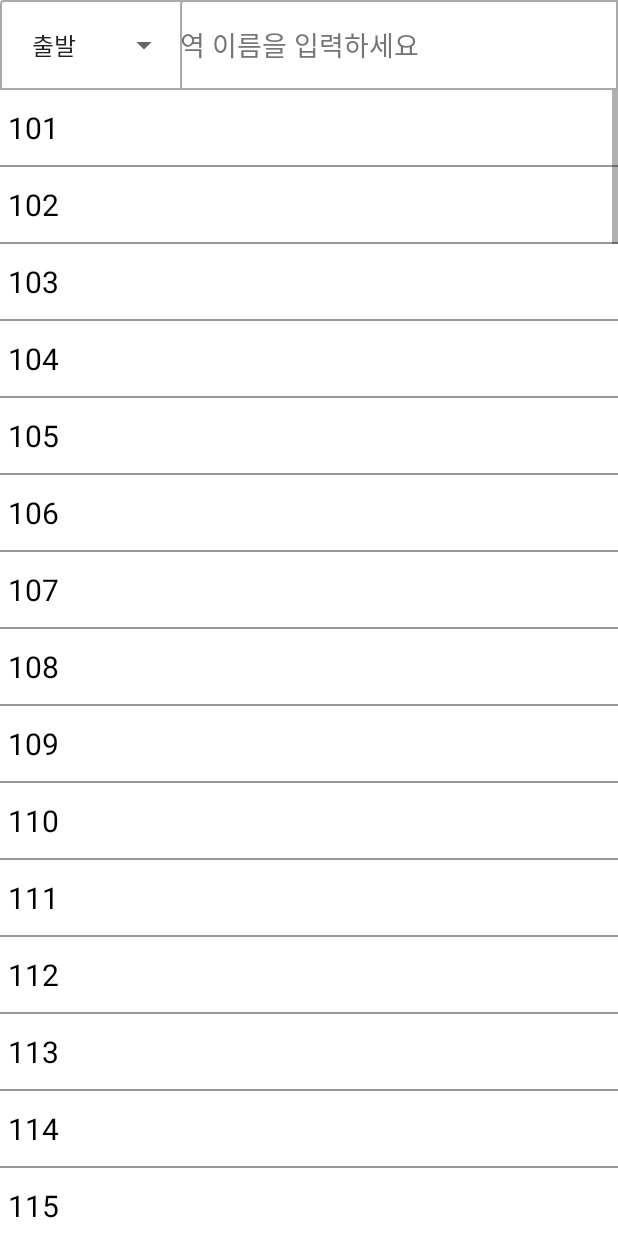
After one commit to PastPerson/MyeongRail, an Android app: the Search screen opened directly, with no data from a screen before it, on a phone screen of 412 x 824 dp. The commit adds this screen. Run offline under Robolectric (Android 15) with nearby library versions, the phone set to English and light mode, and no system bars.

Commit message:
search_bugfix&add_spinner
버그 고치고 스피너기능 추가

```diff
--- /dev/null
+++ b/teamproject/app/src/main/java/com/example/teamproject/Search.java
@@ -0,0 +1,156 @@
+package com.example.teamproject;
+
+import android.content.Intent;
+import android.os.Bundle;
+import android.text.Editable;
+import android.text.TextWatcher;
+import android.util.Log;
+import android.view.KeyEvent;
+import android.view.View;
+import android.view.inputmethod.EditorInfo;
+import android.widget.AdapterView;
+import android.widget.ArrayAdapter;
+import android.widget.EditText;
+import android.widget.ListView;
+import android.widget.TextView;
+import android.widget.Spinner;
+
+import androidx.appcompat.app.AppCompatActivity;
+
+import java.util.ArrayList;
+import java.util.List;
+
+public class Search extends AppCompatActivity {
+
+    private StationInfo list;          // 데이터를 넣은 리스트변수
+    private ListView listView;          // 검색을 보여줄 리스트변수
+    private EditText editSearch;        // 검색어를 입력할 Input 창
+    private SearchAdapter adapter;      // 리스트뷰에 연결할 아답터
+    private Spinner spinner;
+    private ArrayList<String> arraylist;
+    private ArrayAdapter Ara_type;
+    private List<String> s_list;
+    private String type;
+    @Override
+    protected void onCreate(Bundle savedInstanceState) {
+        super.onCreate(savedInstanceState);
+        setContentView(R.layout.search);
+        list=new StationInfo();
+        spinner=findViewById(R.id.select_type);
+        Ara_type=ArrayAdapter.createFromResource(this,R.array.selectSearch,android.R.layout.simple_spinner_item);
+        Ara_type.setDropDownViewResource(androidx.appcompat.R.layout.support_simple_spinner_dropdown_item);
+        spinner.setAdapter(Ara_type);
+        editSearch = (EditText) findViewById(R.id.editSearch);
+        listView = (ListView) findViewById(R.id.listView);
+        Intent intent=new Intent(Search.this,subway_result.class);
+        // 리스트를 생성한다.
+        s_list=new ArrayList<String>();
+        s_list=list.station_index;
+
+
+
+        // 리스트의 모든 데이터를 arraylist에 복사한다.// list 복사본을 만든다.
+        arraylist = new ArrayList<String>();
+        arraylist.addAll(s_list);
+
+        // 리스트에 연동될 아답터를 생성한다.
+        adapter = new SearchAdapter(s_list, this);
+
+        // 리스트뷰에 아답터를 연결한다.
+        listView.setAdapter(adapter);
+        listView.setOnItemClickListener(new AdapterView.OnItemClickListener() {
+            @Override
+            public void onItemClick(AdapterView<?> parent, View view, int position, long id) {
+                String str= s_list.get(position);
+
+                intent.putExtra(type,str);
+                Log.d("viewTest", "이름 : "+str);
+                startActivity(intent);
+            }
+        });
+        // input창에 검색어를 입력시 "addTextChangedListener" 이벤트 리스너를 정의한다.
+        editSearch.addTextChangedListener(new TextWatcher() {
+            @Override
+            public void beforeTextChanged(CharSequence charSequence, int i, int i1, int i2) {
+            }
+
+            @Override
+            public void onTextChanged(CharSequence charSequence, int i, int i1, int i2) {
+
+            }
+
+            @Override
+            public void afterTextChanged(Editable editable) {
+                // input창에 문자를 입력할때마다 호출된다.
+                // search 메소드를 호출한다.
+                String text = editSearch.getText().toString();
+                search(text);
+            }
+        });
+
+        editSearch.setOnEditorActionListener(new TextView.OnEditorActionListener() {
+            @Override
+            public boolean onEditorAction(TextView textView, int i, KeyEvent keyEvent) {
+                if(i== EditorInfo.IME_ACTION_SEARCH){
+                    intent.putExtra(type,editSearch.getText().toString());
+                    startActivity(intent);
+                    return true;
+                }
+                return false;
+            }
+
+        });
+        spinner.setOnItemSelectedListener(new AdapterView.OnItemSelectedListener() {
+            @Override
+            public void onItemSelected(AdapterView<?> parent, View view, int position, long id) {
+                switch (position){
+                    case 0:
+                        type="start_point";
+                        break;
+                    case 1:
+                        type="transfer_point";
+                        break;
+                    case 2:
+                        type="end_point";
+                        break;
+                }
+            }
+
+            @Override
+            public void onNothingSelected(AdapterView<?> parent) {
+                type="start_point";
+            }
+        });
+    }
+
+    // 검색을 수행하는 메소드
+    public void search(String charText) {
+
+        // 문자 입력시마다 리스트를 지우고 새로 뿌려준다.
+
+            s_list.clear();
+
+        // 문자 입력이 없을때는 모든 데이터를 보여준다.
+        if (charText.length() == 0) {
+            s_list.addAll(arraylist);
+        }
+        // 문자 입력을 할때..
+        else
+        {
+            // 리스트의 모든 데이터를 검색한다.
+            for(int i = 0;i < arraylist.size(); i++)
+            {
+                // arraylist의 모든 데이터에 입력받은 단어(charText)가 포함되어 있으면 true를 반환한다.
+                if (arraylist.get(i).toLowerCase().contains(charText))
+                {
+                    // 검색된 데이터를 리스트에 추가한다.
+                    s_list.add(arraylist.get(i));
+                }
+            }
+        }
+        // 리스트 데이터가 변경되었으므로 아답터를 갱신하여 검색된 데이터를 화면에 보여준다.
+        adapter.notifyDataSetChanged();
+    }
+
+
+}
--- /dev/null
+++ b/teamproject/app/src/main/java/com/example/teamproject/SearchAdapter.java
@@ -0,0 +1,59 @@
+package com.example.teamproject;
+
+import android.content.Context;
+import android.view.LayoutInflater;
+import android.view.View;
+import android.view.ViewGroup;
+import android.widget.BaseAdapter;
+import android.widget.TextView;
+
+import java.util.List;
+
+public class SearchAdapter extends BaseAdapter {
+
+    private Context context;
+    private List<String> list;
+    private LayoutInflater inflate;
+    private ViewHolder viewHolder;
+
+    public SearchAdapter(List<String> list, Context context) {
+        this.list = list;
+        this.context = context;
+        this.inflate = LayoutInflater.from(context);
+    }
+    @Override
+    public int getCount(){
+        return list.size();
+    }
+
+    @Override
+    public Object getItem (int i){
+        return null;
+    }
+
+    @Override
+    public long getItemId(int i){
+        return 0;
+    }
+
+    @Override
+    public View getView(int position, View converView, ViewGroup viewGroup){
+        if(converView == null){
+            converView = inflate.inflate(R.layout.row_listview,null);
+
+            viewHolder = new ViewHolder();
+            viewHolder.label = (TextView) converView.findViewById(R.id.label);
+            converView.setTag(viewHolder);
+        }else{
+            viewHolder = (ViewHolder) converView.getTag();
+        }
+
+        viewHolder.label.setText(list.get(position));
+
+        return converView;
+    }
+
+    class ViewHolder{
+        public TextView label;
+    }
+}
--- a/teamproject/app/src/main/res/layout/activity_subway_result.xml
+++ b/teamproject/app/src/main/res/layout/activity_subway_result.xml
@@ -149,7 +149,7 @@
             android:layout_marginLeft="270dp"></TextView>
 
         <Button
-            android:id="@+id/button"
+            android:id="@+id/change_btn"
             android:layout_width="wrap_content"
             android:layout_height="wrap_content"
             android:layout_marginTop="120dp"
--- /dev/null
+++ b/teamproject/app/src/main/res/layout/row_listview.xml
@@ -0,0 +1,16 @@
+<?xml version="1.0" encoding="utf-8"?>
+<LinearLayout xmlns:android="http://schemas.android.com/apk/res/android"
+    android:orientation="vertical"
+    android:layout_width="match_parent"
+    android:layout_height="match_parent">
+
+    <TextView
+        android:id="@+id/label"
+        android:layout_width="match_parent"
+        android:layout_height="50dp"
+        android:gravity="left|center_vertical"
+        android:paddingLeft="5dp"
+        android:textColor="#000000"
+        android:textSize="20dp"/>
+
+</LinearLayout>
--- /dev/null
+++ b/teamproject/app/src/main/res/layout/search.xml
@@ -0,0 +1,45 @@
+<?xml version="1.0" encoding="utf-8"?>
+
+<LinearLayout xmlns:android="http://schemas.android.com/apk/res/android"
+    android:orientation="vertical"
+    xmlns:tools="http://schemas.android.com/tools"
+    android:layout_width="match_parent"
+    android:layout_height="match_parent"
+    tools:context=".MainActivity">
+    <LinearLayout
+        android:layout_width="match_parent"
+        android:layout_height="60dp"
+        android:orientation="horizontal"
+        android:background="@drawable/border_background">
+
+
+            <Spinner
+                android:id="@+id/select_type"
+                android:layout_width="120dp"
+                android:layout_height="match_parent"
+                android:entries="@array/selectSearch"
+                android:textAlignment="center"
+
+               ></Spinner>
+
+    <EditText
+        android:id="@+id/editSearch"
+        android:layout_width="match_parent"
+        android:layout_height="match_parent"
+        android:hint="역 이름을 입력하세요"
+        android:imeOptions="actionSearch"
+        android:inputType="text"
+        android:maxLines="1"
+        android:orientation="vertical"
+        android:textColorHint="#757575"
+        android:background="@drawable/border_background"
+        />
+    </LinearLayout>
+    <ListView
+        android:id = "@+id/listView"
+        android:layout_width="match_parent"
+        android:layout_height="match_parent"
+        android:divider = "#999999"
+        android:dividerHeight="1dp"/>
+
+</LinearLayout>
--- a/teamproject/app/src/main/res/menu/popup.xml
+++ b/teamproject/app/src/main/res/menu/popup.xml
@@ -2,8 +2,7 @@
 
 <menu xmlns:android="http://schemas.android.com/apk/res/android"
     xmlns:app="http://schemas.android.com/apk/res-auto"
-
-    >
+    android:theme="@android:style/Theme.NoTitleBar">
     <item
         android:id="@+id/start"
         android:title="출발"
--- a/teamproject/app/src/main/res/values/arrays.xml
+++ b/teamproject/app/src/main/res/values/arrays.xml
@@ -90,4 +90,10 @@
         <item>58</item>
         <item>59</item>
     </string-array>
+    <string name="subway_result"></string>
+    <string-array name="selectSearch">
+        <item>출발</item>
+        <item>경유</item>
+        <item>도착</item>
+    </string-array>
 </resources>
```
Also changed, not shown: teamproject/app/src/main/AndroidManifest.xml (+7 -0 lines), teamproject/app/src/main/java/com/example/teamproject/MainActivity.java (+34 -11 lines), teamproject/app/src/main/java/com/example/teamproject/PopupActivity.java (+7 -5 lines), teamproject/app/src/main/java/com/example/teamproject/Station_coordinate.java (+42 -1 lines), teamproject/app/src/main/java/com/example/teamproject/subway_result.java (+36 -52 lines), teamproject/app/src/main/res/layout/activity_main.xml (+5 -15 lines).
